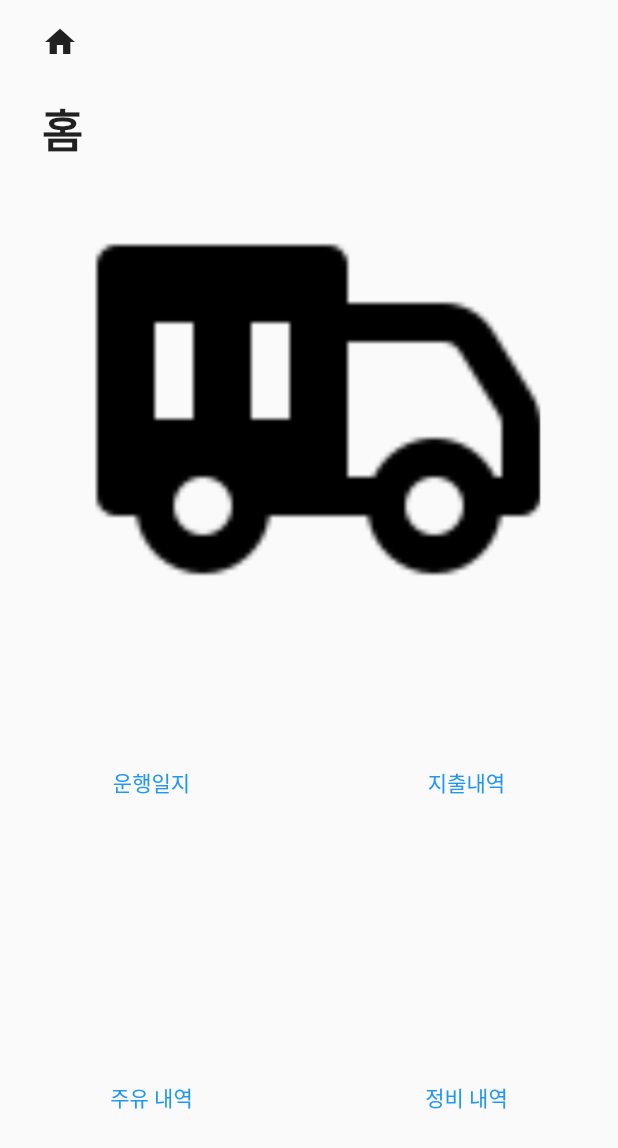
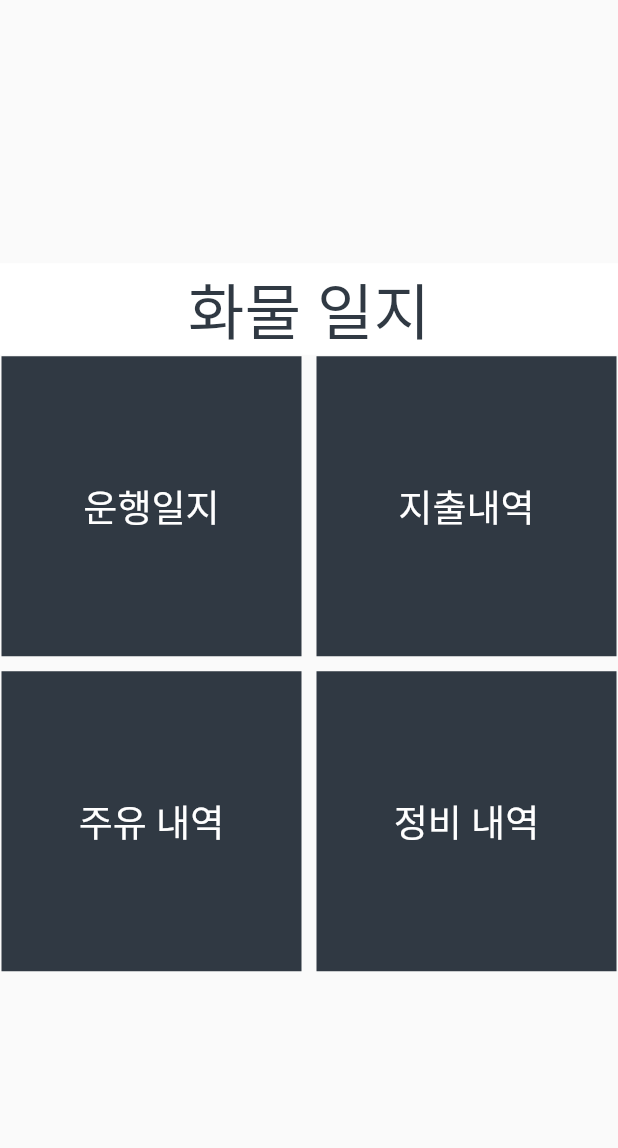
Before and after one commit to jun-young1993/freight-ui, a Flutter app: the HomeScreen screen opened by its route, on a phone screen of 412 x 824 dp. Shown: the top 1148 px of the screen. Run offline on Flutter 3.47's test engine with Material 2 defaults, Android fonts, the phone set to English and light mode, and no system bars; our stand-ins replace flutter_bloc, flutter_dotenv, flutter_secure_storage, flutter_svg, syncfusion_flutter_datepicker; missing offline and left inert: dart:ffi, excel; accounts and stored records are empty.

Commit message:
home chage

```diff
--- a/lib/config/route_map.dart
+++ b/lib/config/route_map.dart
@@ -1,4 +1,5 @@
 import 'package:flutter/material.dart';
+import 'package:freight_ui/config/texts.dart';
 import 'package:freight_ui/routes.dart';
 
 class AppRouteMap {
@@ -7,8 +8,7 @@ class AppRouteMap {
       Routes.drive,
       Routes.expenditure,
       Routes.oil,
-      Routes.maintenance,
-      Routes.simpleLogin
+      Routes.maintenance
     ];
   }
 
@@ -25,7 +25,7 @@ class AppRouteMap {
       case Routes.maintenance:
         return '정비 내역';
       case Routes.simpleLogin:
-        return '화물 일지';
+        return AppText.freightRequest;
       default :
         return 'no name';
     }
--- /dev/null
+++ b/lib/config/texts.dart
@@ -0,0 +1,3 @@
+class AppText {
+  static const freightRequest = '화물 일지';
+}
--- a/lib/ui/screen/home/home.dart
+++ b/lib/ui/screen/home/home.dart
@@ -1,7 +1,9 @@
 import 'package:flutter/material.dart';
+import 'package:freight_ui/config/colors.dart';
 import 'package:freight_ui/config/constant.dart';
 import 'package:freight_ui/config/images.dart';
 import 'package:freight_ui/config/route_map.dart';
+import 'package:freight_ui/config/texts.dart';
 import 'package:freight_ui/routes.dart';
 import 'package:freight_ui/ui/widgets/main_app_bar.dart';
 import 'package:freight_ui/ui/widgets/main_view.dart';
@@ -27,28 +29,56 @@ class _HomeScreenState extends State<HomeScreen> {
     return Scaffold(
       body: Stack(
         children: [
-              NestedScrollView(
-              key: _scrollKey,
-              headerSliverBuilder: (_, __) => [
-                    MainSliverAppBar(
-                      leadingIconData: Icons.home,
-                      onLeadingPress: (){},
-                      title: AppRouteMap.getName(Routes.home),
-                      context: context,
-                    )
-              ],
-              body : Center(
+          Center(
                 child: SingleChildScrollView(
                   child: Column(
                     children: [
-                      _buildImage(),
+                      // _buildImage(),
+                      _buildTitle(),
                       _buildMenus(AppRouteMap.getShowMenu())
                     ],
                   ),
                 )
               )
-            )
         ],
+        // children: [
+        //       NestedScrollView(
+        //       key: _scrollKey,
+        //       headerSliverBuilder: (_, __) => [
+        //             MainSliverAppBar(
+        //               leadingIconData: Icons.home,
+        //               onLeadingPress: (){},
+        //               title: AppRouteMap.getName(Routes.home),
+        //               context: context,
+        //             )
+        //       ],
+        //       body : Center(
+        //         child: SingleChildScrollView(
+        //           child: Column(
+        //             children: [
+        //               // _buildImage(),
+        //               _buildMenus(AppRouteMap.getShowMenu())
+        //             ],
+        //           ),
+        //         )
+        //       )
+        //     )
+        // ],
+      )
+    );
+  }
+
+  Widget _buildTitle(){
+    double screenHeight = MediaQuery.of(context).size.height;
+    return Container(
+      color: AppColors.white,
+      alignment: Alignment.center,
+      child: Title(
+        color: AppColors.black,
+        child: Text(
+          style: TextStyle(fontSize: screenHeight * 0.05, color: AppColors.black),
+          AppText.freightRequest
+        )
       )
     );
   }
@@ -74,11 +104,21 @@ class _HomeScreenState extends State<HomeScreen> {
   }
 
   Widget _buildMenu(Routes route){
+    double screenHeight = MediaQuery.of(context).size.height;
     return Container(
       padding: const EdgeInsets.all(8),
+      decoration: const BoxDecoration(
+        color: AppColors.black
+      ),
       child: TextButton(
           onPressed: () => _onSelectMenu(route),
-          child: Text(AppRouteMap.getName(route))
+          child: Text(
+            style: TextStyle(
+              color: AppColors.white,
+              fontSize: screenHeight * 0.03
+            ),
+            AppRouteMap.getName(route)
+          )
       ),
     );
 
```
